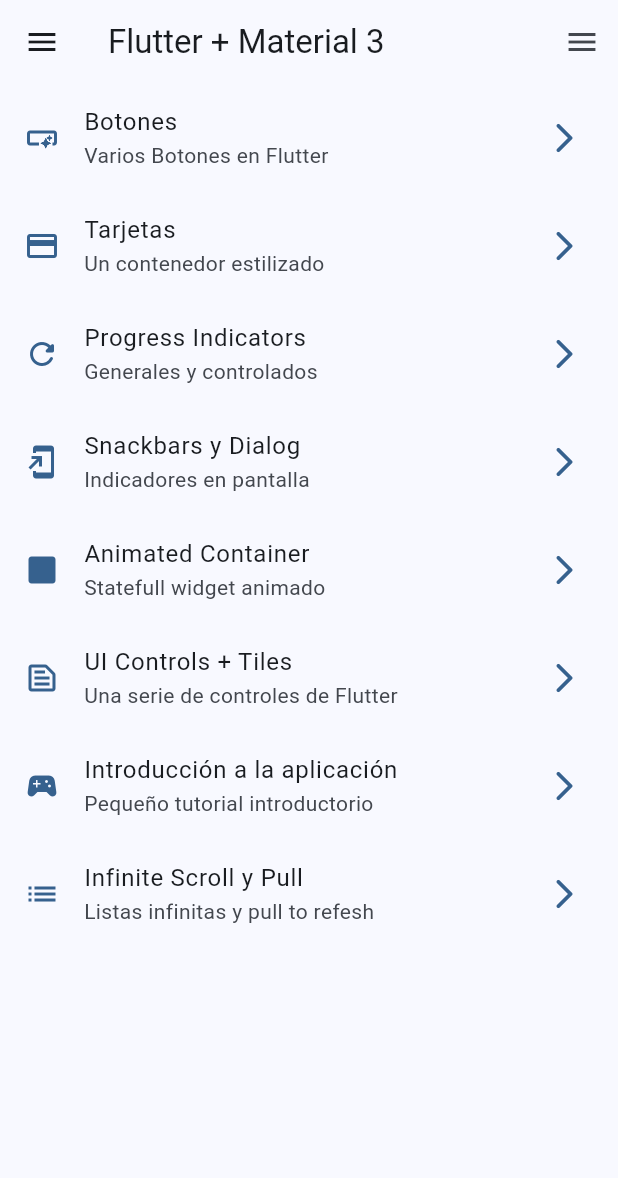
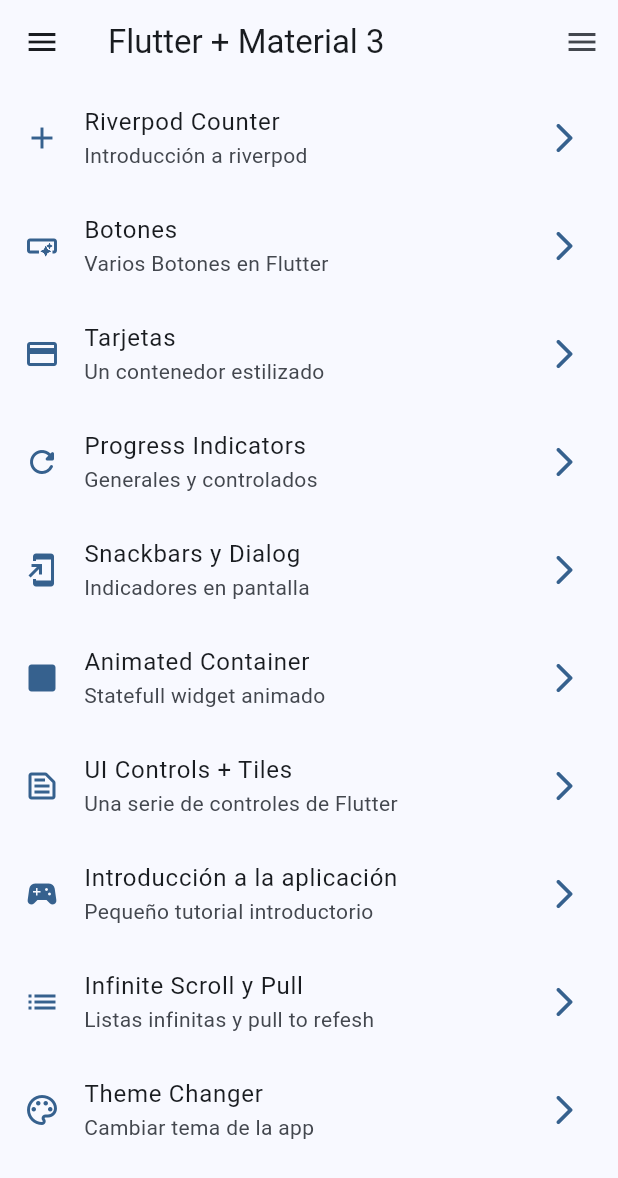
Before and after one commit to pmadrigal95/flutter-widgets-app, a Flutter app: the screen it shows after launch, on a phone screen of 412 x 824 dp. Shown: the top 1178 px of the screen. Run offline on Flutter 3.47's test engine with Material 2 defaults, Android fonts, the phone set to English and light mode, and no system bars; our stand-ins replace animate_do, flutter_riverpod, go_router.

Commit message:
Riverpod

```diff
--- a/lib/config/menu/menu_items.dart
+++ b/lib/config/menu/menu_items.dart
@@ -17,6 +17,12 @@ class MenuItem {
 }
 
 const appMenuItems = <MenuItem>[
+  MenuItem(
+    title: 'Riverpod Counter',
+    subTitle: 'Introducción a riverpod',
+    link: '/counter',
+    icon: Icons.add),
+
   MenuItem(
       title: 'Botones',
       subTitle: 'Varios Botones en Flutter',
@@ -64,4 +70,10 @@ const appMenuItems = <MenuItem>[
     subTitle: 'Listas infinitas y pull to refesh',
     link: '/infinite',
     icon: Icons.list),
+
+  MenuItem(
+    title: 'Theme Changer',
+    subTitle: 'Cambiar tema de la app',
+    link: '/themeChanger',
+    icon: Icons.color_lens_outlined),
 ];
--- a/lib/config/router/app_router.dart
+++ b/lib/config/router/app_router.dart
@@ -81,5 +81,18 @@ final appRouter = GoRouter(
       name: InfiniteScrollScreen.name,
       builder: (context, state) => const InfiniteScrollScreen(),
     ),
+
+    GoRoute(
+      path: '/counter',
+      name: CounterScreen.name,
+      builder: (context, state) => const CounterScreen(),
+    ),
+
+
+    GoRoute(
+      path: '/themeChanger',
+      name: ThemeChangerScreen.name,
+      builder: (context, state) => const ThemeChangerScreen(),
+    ),
   ],
 );
--- /dev/null
+++ b/lib/presentation/providers/counter_provider.dart
@@ -0,0 +1,5 @@
+import 'package:flutter_riverpod/flutter_riverpod.dart';
+
+// State Provider almacenar un estado
+
+final counterProvider = StateProvider<int>((ref) => 0);
--- a/lib/presentation/screens/screens.dart
+++ b/lib/presentation/screens/screens.dart
@@ -2,8 +2,10 @@ export 'package:widgets_app/presentation/screens/animated/animated_screen.dart';
 export 'package:widgets_app/presentation/screens/app_tutorial/app_tutorial_screen.dart';
 export 'package:widgets_app/presentation/screens/buttons/buttons_screen.dart';
 export 'package:widgets_app/presentation/screens/cards/cards_screen.dart';
+export 'package:widgets_app/presentation/screens/counter/counter_screen.dart';
 export 'package:widgets_app/presentation/screens/home/home_screen.dart';
 export 'package:widgets_app/presentation/screens/infinite_scroll/infinite_scroll_screen.dart';
 export 'package:widgets_app/presentation/screens/progress/progress_screen.dart';
 export 'package:widgets_app/presentation/screens/snackbar/snackbar_screen.dart';
+export 'package:widgets_app/presentation/screens/theme_changer/theme_changer_screen.dart';
 export 'package:widgets_app/presentation/screens/ui_controls/ui_controls_screen.dart';
--- a/pubspec.yaml
+++ b/pubspec.yaml
@@ -10,6 +10,7 @@ dependencies:
   animate_do: ^3.0.2
   flutter:
     sdk: flutter
+  flutter_riverpod: ^2.3.6
   go_router: ^10.0.0
 
 dev_dependencies:
```
Also changed, not shown: lib/main.dart (+9 -2 lines), lib/presentation/providers/theme_provider.dart (added, +12 -0 lines), lib/presentation/screens/counter/counter_screen.dart (added, +45 -0 lines), lib/presentation/screens/theme_changer/theme_changer_screen.dart (added, +61 -0 lines), pubspec.lock.
